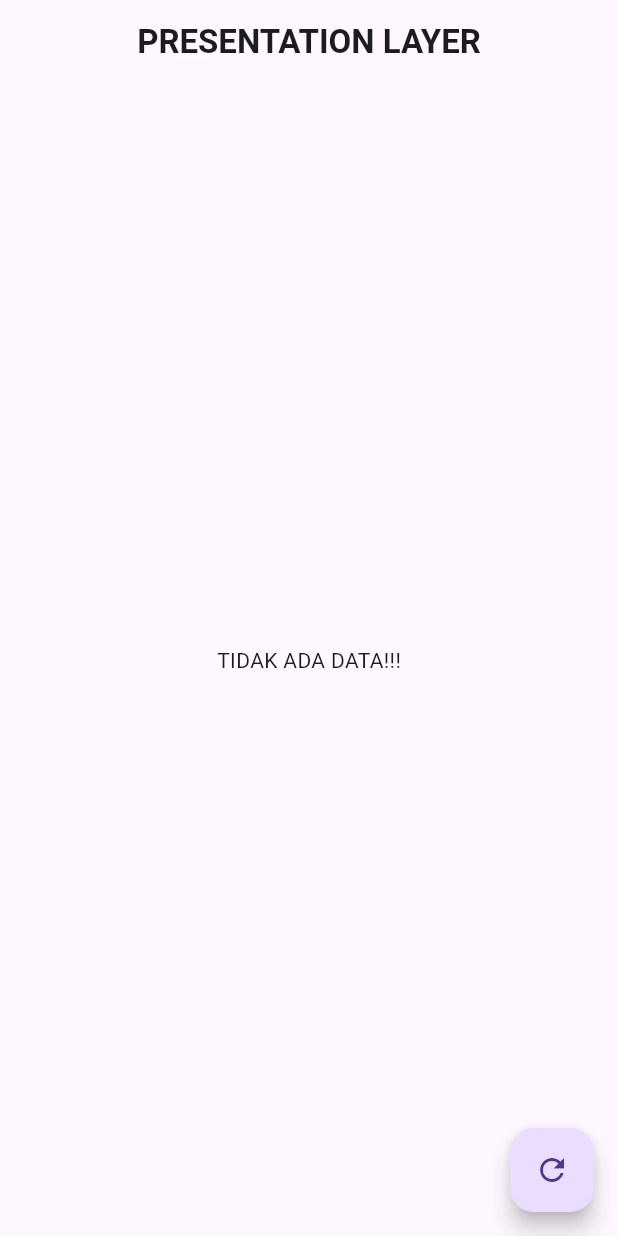
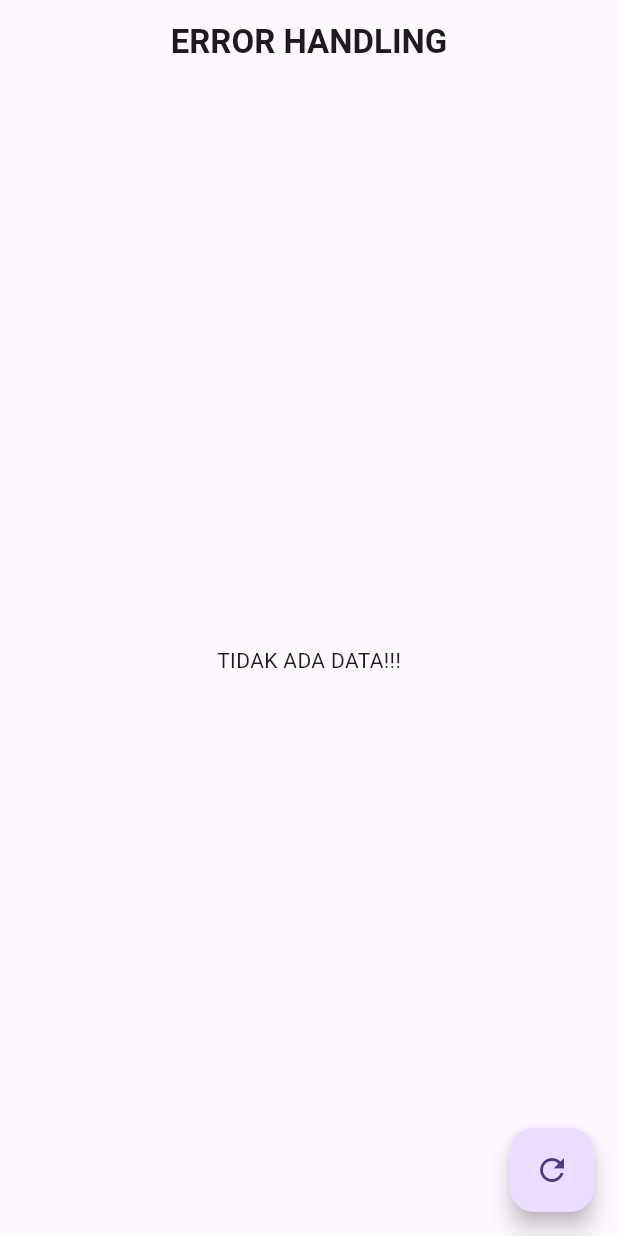
Before and after one commit to iqbalsuwandi20/state-managemet-bloc, a Flutter app: the screen it shows after launch, on a phone screen of 412 x 824 dp. Run offline on Flutter 3.47's test engine with Material 3 defaults, Android fonts, the light colour scheme and no system bars; our stand-ins replace bloc, flutter_bloc.

Commit message:
error handling

```diff
--- a/lib/data/repositories/home_repository.dart
+++ b/lib/data/repositories/home_repository.dart
@@ -14,11 +14,12 @@ class HomeRepository {
     Map<String, dynamic> dataUser = await userProvider.getDataUser();
     Map<String, dynamic> dataMakanan = await masakanProvider.getDataMakanan();
 
-    if (dataUser["error"] == true && dataMakanan["error"] == true) {
-      return {
-        "error": true,
-        "message": "Terjadi kesalahan saat mengambil data user & makanan",
-      };
+    if (dataUser['error'] == true) {
+      return dataUser;
+    }
+
+    if (dataMakanan['error'] == true) {
+      return dataMakanan;
     }
 
     UserModel userModel = dataUser["data"] as UserModel;
--- a/lib/logic/random/random_bloc.dart
+++ b/lib/logic/random/random_bloc.dart
@@ -19,13 +19,14 @@ class RandomBloc extends Bloc<RandomEvent, RandomState> {
         Map<String, dynamic> dataRandom = await homeRepository.getRandomData();
 
         if (dataRandom["error"] == true) {
-          throw dataRandom['message'];
+          String errorMessage = dataRandom['message'];
+          emit(RandomError(state.data, errorMessage));
         } else {
           DataHomeModel dataHomeModel = dataRandom['data'];
           emit(RandomCompleted(dataHomeModel));
         }
       } catch (e) {
-        emit(RandomError(state.data));
+        emit(RandomError(state.data, e.toString()));
       }
     });
   }
--- a/lib/logic/random/random_state.dart
+++ b/lib/logic/random/random_state.dart
@@ -20,5 +20,7 @@ final class RandomCompleted extends RandomState {
 }
 
 final class RandomError extends RandomState {
-  const RandomError(super.data);
+  const RandomError(super.data, this.error);
+
+  final String error;
 }
--- a/lib/pages/home/home_view.dart
+++ b/lib/pages/home/home_view.dart
@@ -1,6 +1,6 @@
 import 'package:flutter/material.dart';
-import 'package:state_management_bloc/data/models/data_home.dart';
 
+import '../../data/models/data_home.dart';
 import '../../logic/export.dart';
 
 class HomeView extends StatelessWidget {
@@ -13,7 +13,7 @@ class HomeView extends StatelessWidget {
     return Scaffold(
       appBar: AppBar(
         title: Text(
-          "Presentation Layer".toUpperCase(),
+          "Error Handling".toUpperCase(),
           style: const TextStyle(fontWeight: FontWeight.bold),
         ),
         centerTitle: true,
@@ -28,7 +28,17 @@ class HomeView extends StatelessWidget {
           }
           if (state is RandomError) {
             return Center(
-              child: Text("Terjadi kesalahan!!!".toUpperCase()),
+              child: Column(
+                mainAxisAlignment: MainAxisAlignment.center,
+                children: [
+                  Text("Terjadi kesalahan!!!".toUpperCase()),
+                  const SizedBox(height: 5),
+                  Text(
+                    state.error.toUpperCase(),
+                    textAlign: TextAlign.center,
+                  ),
+                ],
+              ),
             );
           }
           if (state is RandomInitial) {
```
Also changed, not shown: lib/data/models/data_home.dart (+8 -8 lines), lib/data/models/masakan.dart (+12 -12 lines), lib/data/models/user.dart (+20 -20 lines).
